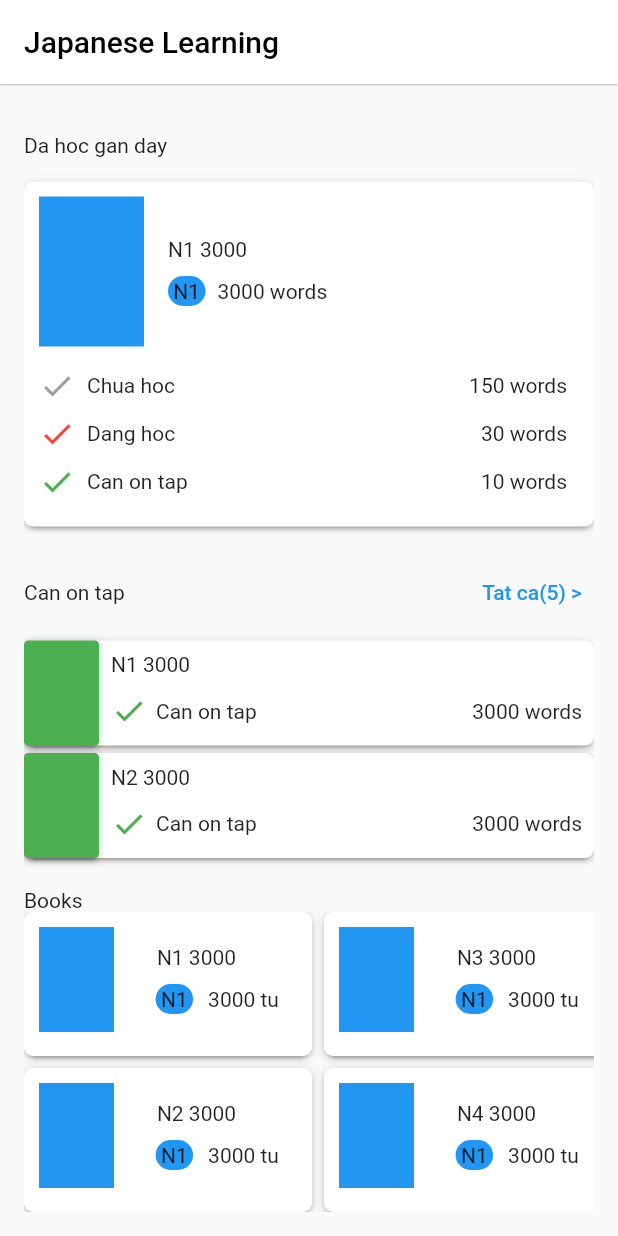
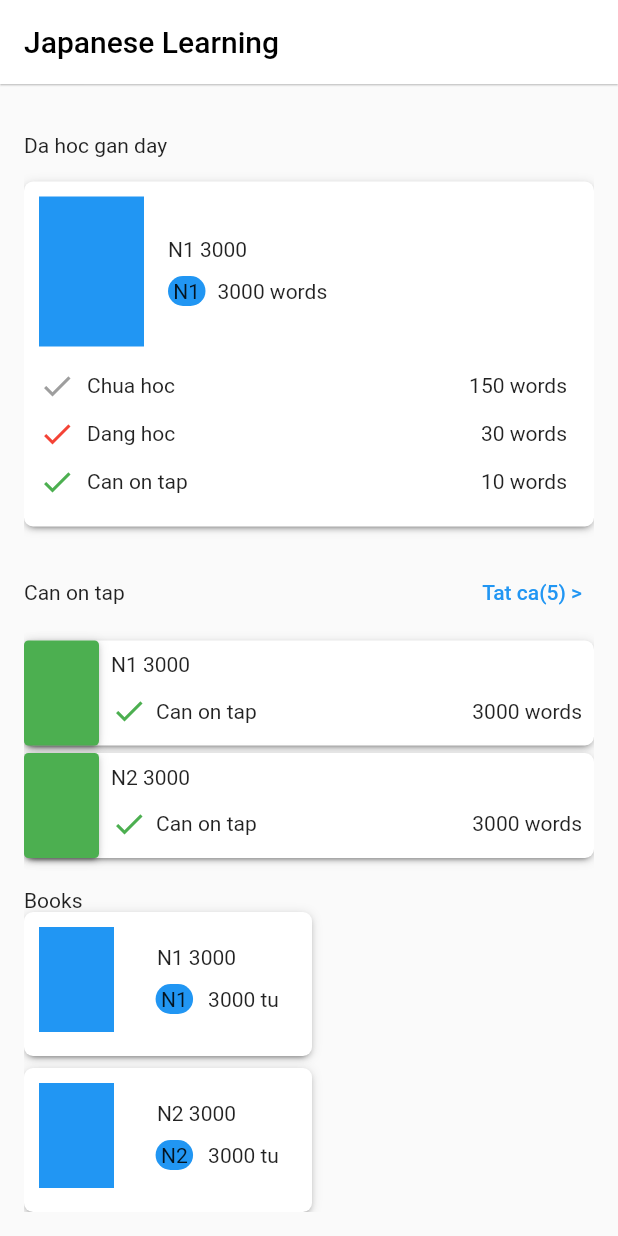
Before and after one commit to manhnt2310/ll, a Flutter app: the screen it shows after launch, scrolled down 113 dp, on a phone screen of 412 x 824 dp. Run offline on Flutter 3.47's test engine with Material 2 defaults, Android fonts, the phone set to English and light mode, and no system bars.

Commit message:
[Core] Get data from json file

```diff
--- a/lib/core/data_providers/book_data_provider.dart
+++ b/lib/core/data_providers/book_data_provider.dart
@@ -1,194 +1,16 @@
+import 'dart:convert';
+
+import 'package:flutter/services.dart';
 import 'package:ll/core/models/book.dart';
 
 class BookDataProvider {
-  List<Book> getBooks() {
-    final books = [
-      const Book(
-          id: '1',
-          title: 'N1 3000',
-          description: '3000 words',
-          cover: 'cover',
-          level: 'N1',
-          totalWords: 3000,
-          chapters: [
-            Chapter(
-              id: 1,
-              title: 'Chapter 1',
-              description: 'Cuoc song',
-              totalWords: 100,
-              sections: [
-                Section(
-                  id: 1,
-                  title: 'Section 1',
-                  description: 'Gia dinh',
-                  totalWords: 50,
-                ),
-                Section(
-                  id: 2,
-                  title: 'Section 2',
-                  description: 'Gia dinh',
-                  totalWords: 60,
-                ),
-                Section(
-                  id: 3,
-                  title: 'Section 3',
-                  description: 'Gia dinh',
-                  totalWords: 70,
-                ),
-                Section(
-                  id: 4,
-                  title: 'Section 4',
-                  description: 'Gia dinh',
-                  totalWords: 80,
-                ),
-                Section(
-                  id: 5,
-                  title: 'Section 5',
-                  description: 'Gia dinh',
-                  totalWords: 80,
-                ),
-                Section(
-                  id: 6,
-                  title: 'Section 6',
-                  description: 'Gia dinh',
-                  totalWords: 80,
-                ),
-                Section(
-                  id: 7,
-                  title: 'Section 7',
-                  description: 'Gia dinh',
-                  totalWords: 80,
-                ),
-                Section(
-                  id: 8,
-                  title: 'Section 8',
-                  description: 'Gia dinh',
-                  totalWords: 80,
-                ),
-              ],
-            ),
-            Chapter(
-              id: 2,
-              title: 'Chapter 2',
-              description: 'Cong viec',
-              totalWords: 100,
-              sections: [
-                Section(
-                  id: 1,
-                  title: 'Section 1',
-                  description: 'IT',
-                  totalWords: 50,
-                )
-              ],
-            ),
-            Chapter(
-              id: 3,
-              title: 'Chapter 3',
-              description: 'Hoc tap',
-              totalWords: 100,
-              sections: [
-                Section(
-                  id: 1,
-                  title: 'Section 1',
-                  description: 'IT',
-                  totalWords: 50,
-                )
-              ],
-            ),
-            Chapter(
-              id: 4,
-              title: 'Chapter 4',
-              description: 'The thao',
-              totalWords: 100,
-              sections: [
-                Section(
-                  id: 1,
-                  title: 'Section 1',
-                  description: 'IT',
-                  totalWords: 50,
-                )
-              ],
-            ),
-            Chapter(
-              id: 5,
-              title: 'Chapter 5',
-              description: 'Xe co',
-              totalWords: 100,
-              sections: [
-                Section(
-                  id: 1,
-                  title: 'Section 1',
-                  description: 'IT',
-                  totalWords: 50,
-                )
-              ],
-            ),
-            Chapter(
-              id: 6,
-              title: 'Chapter 6',
-              description: 'Nha cua',
-              totalWords: 100,
-              sections: [
-                Section(
-                  id: 1,
-                  title: 'Section 1',
-                  description: 'IT',
-                  totalWords: 50,
-                )
-              ],
-            ),
-            Chapter(
-              id: 7,
-              title: 'Chapter 7',
-              description: 'Giai tri',
-              totalWords: 100,
-              sections: [
-                Section(
-                  id: 1,
-                  title: 'Section 1',
-                  description: 'IT',
-                  totalWords: 50,
-                )
-              ],
-            ),
-          ]),
-      const Book(
-        id: '2',
-        title: 'N2 3000',
-        description: '3000 words',
-        cover: 'cover',
-        level: 'N1',
-        totalWords: 3000,
-        chapters: [],
-      ),
-      const Book(
-        id: '3',
-        title: 'N3 3000',
-        description: '3000 words',
-        cover: 'cover',
-        level: 'N1',
-        totalWords: 3000,
-        chapters: [],
-      ),
-      const Book(
-        id: '4',
-        title: 'N4 3000',
-        description: '3000 words',
-        cover: 'cover',
-        level: 'N1',
-        totalWords: 3000,
-        chapters: [],
-      ),
-      const Book(
-        id: '5',
-        title: 'N5 3000',
-        description: '3000 words',
-        cover: 'cover',
-        level: 'N1',
-        totalWords: 3000,
-        chapters: [],
-      ),
-    ];
+  Future<List<Book>> getBooks() async {
+    final String response = await rootBundle.loadString(
+      'lib/assets/datasource/books.json',
+    );
+
+    final data = await json.decode(response);
+    final books = Book.listFromJsons(data);
 
     return books;
   }
--- a/lib/core/models/book.dart
+++ b/lib/core/models/book.dart
@@ -16,6 +16,26 @@ class Book {
   final String level;
   final int totalWords;
   final List<Chapter> chapters;
+
+  factory Book.fromJson(Map<String, dynamic> json) {
+    return Book(
+      id: json['id'],
+      title: json['title'],
+      description: json['description'],
+      cover: json['cover'],
+      level: json['level'],
+      totalWords: json['totalWords'],
+      chapters: [],
+    );
+  }
+
+  static List<Book> listFromJsons(List<dynamic> jsons) {
+    return jsons
+        .map(
+          (json) => Book.fromJson(json),
+        )
+        .toList();
+  }
 }
 
 class Chapter {
--- a/lib/modules/home/presentation/home_view.dart
+++ b/lib/modules/home/presentation/home_view.dart
@@ -13,7 +13,15 @@ class HomeView extends StatelessWidget {
   @override
   Widget build(BuildContext context) {
     final bookDataProvider = BookDataProvider();
-    final books = bookDataProvider.getBooks();
+
+    return FutureBuilder(
+      future: bookDataProvider.getBooks(),
+      builder: (BuildContext context, AsyncSnapshot snapshot) {
+        if (snapshot.connectionState == ConnectionState.waiting) {
+          return const CircularProgressIndicator();
+        }
+        if (snapshot.hasData) {
+          final books = snapshot.data as List<Book>;
 
           return Scaffold(
             appBar: AppBar(
@@ -33,26 +41,33 @@ class HomeView extends StatelessWidget {
                     ),
                     RecentLearningView(
                       book: books[0],
-                onSelectBook: (book) => _goToBookDetailView(context, book),
+                      onSelectBook: (book) =>
+                          _goToBookDetailView(context, book),
                     ),
                     const SizedBox(
                       height: 20,
                     ),
                     ReviewView(
                       books: books,
-                onSelectBook: (book) => _goToBookDetailView(context, book),
+                      onSelectBook: (book) =>
+                          _goToBookDetailView(context, book),
                     ),
                     const SizedBox(
                       height: 20,
                     ),
                     BookGridView(
                       books: books,
-                onSelectBook: (book) => _goToBookDetailView(context, book),
+                      onSelectBook: (book) =>
+                          _goToBookDetailView(context, book),
                     )
                   ],
                 ),
               ),
             ),
+          );
+        }
+        return Container();
+      },
     );
   }
 
--- a/pubspec.yaml
+++ b/pubspec.yaml
@@ -63,6 +63,9 @@ flutter:
   # assets:
   #   - images/a_dot_burr.jpeg
   #   - images/a_dot_ham.jpeg
+  assets:
+    - lib/assets/datasource/books.json
+
 
   # An image asset can refer to one or more resolution-specific "variants", see
   # https://flutter.dev/assets-and-images/#resolution-aware
```
Also changed, not shown: lib/assets/datasource/books.json (added, +302 -0 lines). Lines whose indentation alone changed are shown as unchanged.
